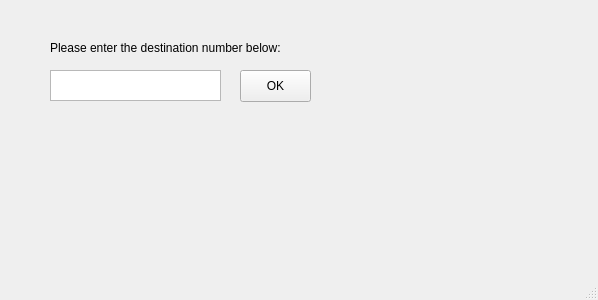
Old version of the form user_input.ui in the repository 477smartcar/GUI.
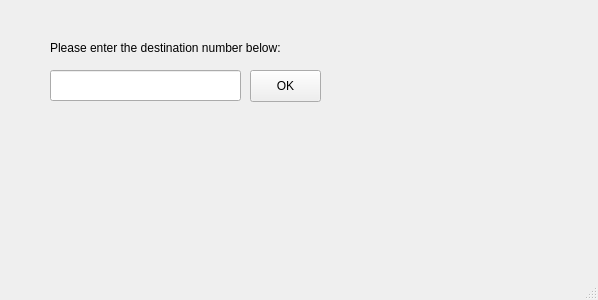
New version of the form.

Diff of the .ui file:
```diff
--- a/user_input.ui
+++ b/user_input.ui
@@ -17,7 +17,7 @@
    <widget class="QPushButton" name="btnOK">
     <property name="geometry">
      <rect>
-      <x>240</x>
+      <x>250</x>
       <y>70</y>
       <width>71</width>
       <height>32</height>
@@ -27,16 +27,6 @@
      <string>OK</string>
     </property>
    </widget>
-   <widget class="QPlainTextEdit" name="edtEnter">
-    <property name="geometry">
-     <rect>
-      <x>50</x>
-      <y>70</y>
-      <width>171</width>
-      <height>31</height>
-     </rect>
-    </property>
-   </widget>
    <widget class="QLabel" name="lblEnter">
     <property name="geometry">
      <rect>
@@ -50,6 +40,16 @@
      <string>Please enter the destination number below:</string>
     </property>
    </widget>
+   <widget class="QLineEdit" name="txtEnter">
+    <property name="geometry">
+     <rect>
+      <x>50</x>
+      <y>70</y>
+      <width>191</width>
+      <height>31</height>
+     </rect>
+    </property>
+   </widget>
   </widget>
   <widget class="QStatusBar" name="statusbar"/>
  </widget>
```
